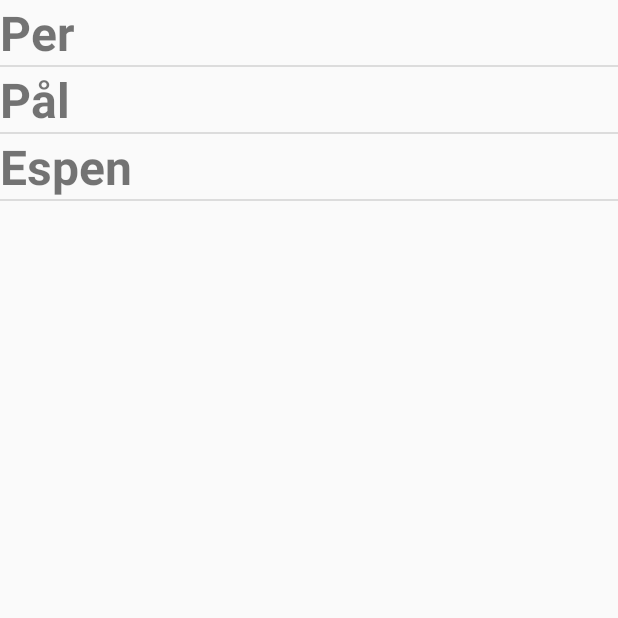
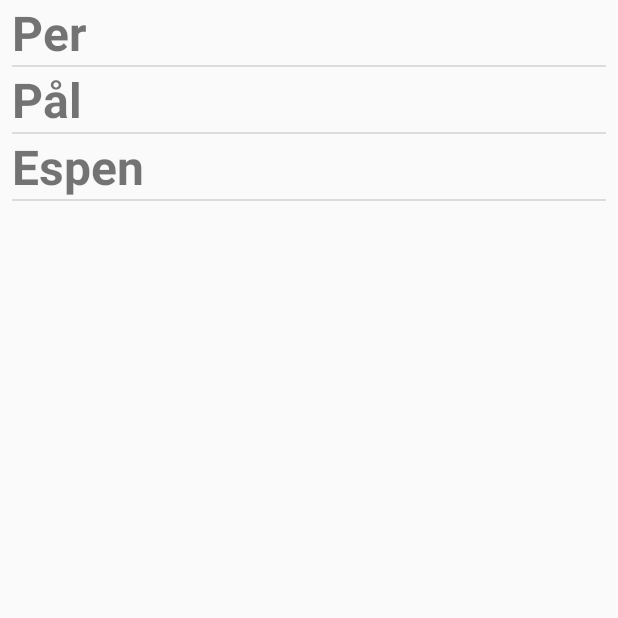
Before and after one commit to Ferdizz/DAT153_Oblig1, an Android app: the ListNamesActivity screen opened directly, with no data from a screen before it, on a phone screen of 412 x 824 dp, the top half of it. Run offline under Robolectric (Android 15) with nearby library versions, the phone set to English and light mode, and no system bars.

Commit message:
Added list item layout,

```diff
--- a/app/src/main/res/layout/activity_gallery.xml
+++ b/app/src/main/res/layout/activity_gallery.xml
@@ -4,6 +4,6 @@
     xmlns:tools="http://schemas.android.com/tools"
     android:layout_width="match_parent"
     android:layout_height="match_parent"
-    tools:context="no.hvl.nameapp.GalleryActivity">
+    tools:context=".GalleryActivity">
 
 </android.support.constraint.ConstraintLayout>
--- a/app/src/main/res/layout/activity_learning_mode.xml
+++ b/app/src/main/res/layout/activity_learning_mode.xml
@@ -4,6 +4,6 @@
     xmlns:tools="http://schemas.android.com/tools"
     android:layout_width="match_parent"
     android:layout_height="match_parent"
-    tools:context="no.hvl.nameapp.LearningModeActivity">
+    tools:context=".LearningModeActivity">
 
 </android.support.constraint.ConstraintLayout>
--- a/app/src/main/res/layout/activity_list_names.xml
+++ b/app/src/main/res/layout/activity_list_names.xml
@@ -1,9 +1,21 @@
 <?xml version="1.0" encoding="utf-8"?>
-<android.support.constraint.ConstraintLayout xmlns:android="http://schemas.android.com/apk/res/android"
+<LinearLayout
+    xmlns:android="http://schemas.android.com/apk/res/android"
     xmlns:app="http://schemas.android.com/apk/res-auto"
     xmlns:tools="http://schemas.android.com/tools"
+    android:paddingLeft="8dp"
+    android:paddingRight="8dp"
     android:layout_width="match_parent"
     android:layout_height="match_parent"
-    tools:context="no.hvl.nameapp.ListNamesActivity">
+    android:orientation="vertical"
+    tools:context=".ListNamesActivity">
 
-</android.support.constraint.ConstraintLayout>
+    <ListView
+        android:id="@android:id/list"
+        android:layout_height="match_parent"
+        android:layout_width="match_parent"
+        android:layout_weight="1"
+        android:drawSelectorOnTop="false"
+        android:clickable="true"
+        android:focusable="true" />
+</LinearLayout>
--- a/app/src/main/res/layout/activity_select_mode.xml
+++ b/app/src/main/res/layout/activity_select_mode.xml
@@ -4,7 +4,7 @@
     xmlns:tools="http://schemas.android.com/tools"
     android:layout_width="match_parent"
     android:layout_height="match_parent"
-    tools:context="no.hvl.nameapp.SelectModeActivity">
+    tools:context=".SelectModeActivity">
 
     <Button
         android:id="@+id/button3"
```
